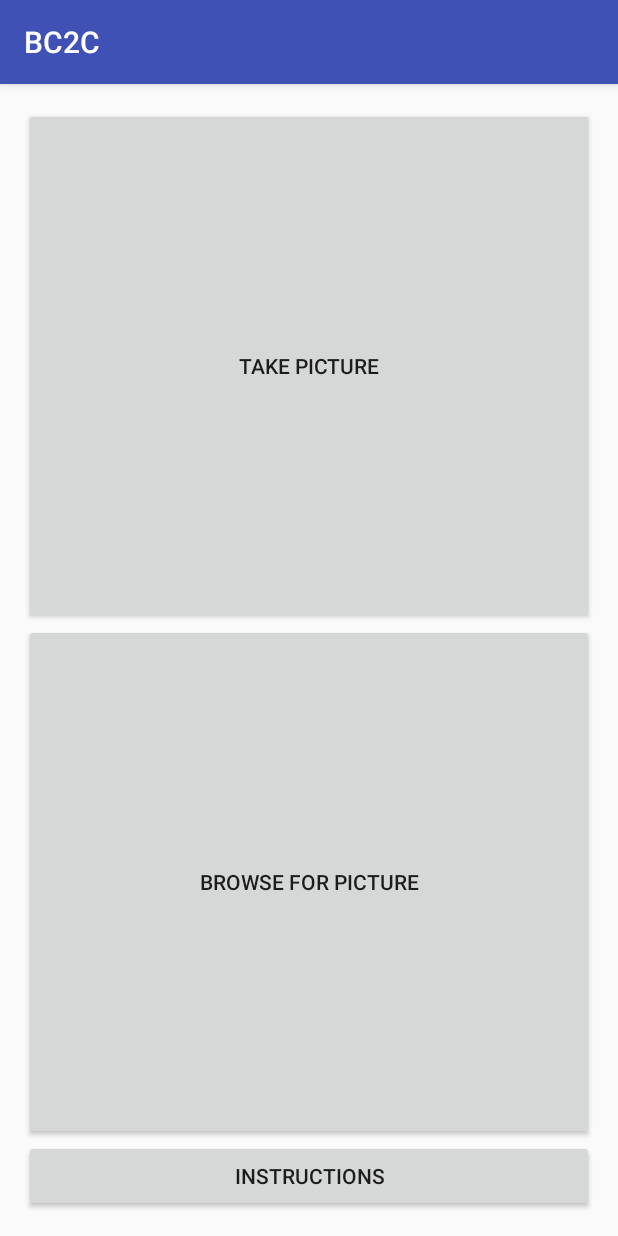
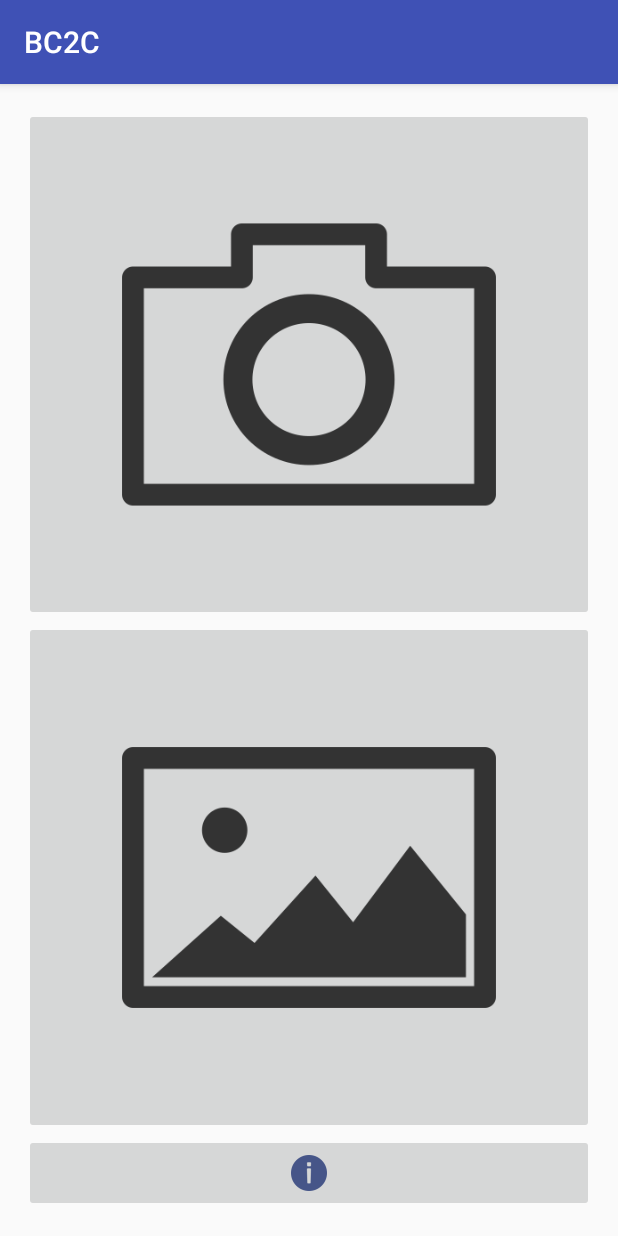
Before and after one commit to marekjedrzejewski/BC2C, an Android app: the MainActivity screen opened directly, with no data from a screen before it, on a phone screen of 412 x 824 dp. Run offline under Robolectric (Android 15) with nearby library versions, the phone set to English and light mode, and no system bars.

Commit message:
Adding Images got somewhat hackish

```diff
--- a/app/src/main/res/layout/activity_main.xml
+++ b/app/src/main/res/layout/activity_main.xml
@@ -16,28 +16,33 @@
         android:layout_centerVertical="true"
         android:layout_centerHorizontal="true">
 
-        <Button
+        <ImageButton
             android:layout_width="fill_parent"
             android:layout_height="fill_parent"
-            android:text="Take Picture"
             android:id="@+id/buttonCamera"
+            android:onClick="useCamera"
             android:layout_weight="1"
-            android:onClick="useCamera" />
+            android:src="@drawable/ic_camera"
+            android:scaleType="fitCenter" />
 
-        <Button
+        <ImageButton
             android:layout_width="fill_parent"
             android:layout_height="fill_parent"
-            android:text="Browse for picture"
             android:id="@+id/buttonBrowse"
             android:layout_weight="1"
-            android:onClick="browsePictures" />
+            android:onClick="browsePictures"
+            android:src="@drawable/ic_gallery"
+            android:scaleType="fitCenter"
+            android:paddingEnd="12dp"
+            android:paddingStart="12dp" />
 
-        <Button
+        <ImageButton
             android:layout_width="fill_parent"
             android:layout_height="wrap_content"
-            android:text="Instructions"
             android:id="@+id/buttonInstructions"
-            android:onClick="getInstructions" />
+            android:onClick="getInstructions"
+            android:src="@drawable/ic_instructions"
+            android:scaleType="center" />
     </LinearLayout>
 
 </RelativeLayout>
```
Also changed, not shown: app/src/main/ic_camera-web.png (added), app/src/main/res/drawable-hdpi/ic_camera.png (added), app/src/main/res/drawable-hdpi/ic_gallery.png (added), app/src/main/res/drawable-hdpi/ic_instructions.png (added), app/src/main/res/drawable-mdpi/ic_camera.png (added), app/src/main/res/drawable-mdpi/ic_gallery.png (added), app/src/main/res/drawable-mdpi/ic_instructions.png (added), app/src/main/res/drawable-xhdpi/ic_camera.png (added), app/src/main/res/drawable-xhdpi/ic_gallery.png (added), app/src/main/res/drawable-xhdpi/ic_instructions.png (added), app/src/main/res/drawable-xxhdpi/ic_camera.png (added), app/src/main/res/drawable-xxhdpi/ic_gallery.png (added), app/src/main/res/drawable-xxhdpi/ic_instructions.png (added).
